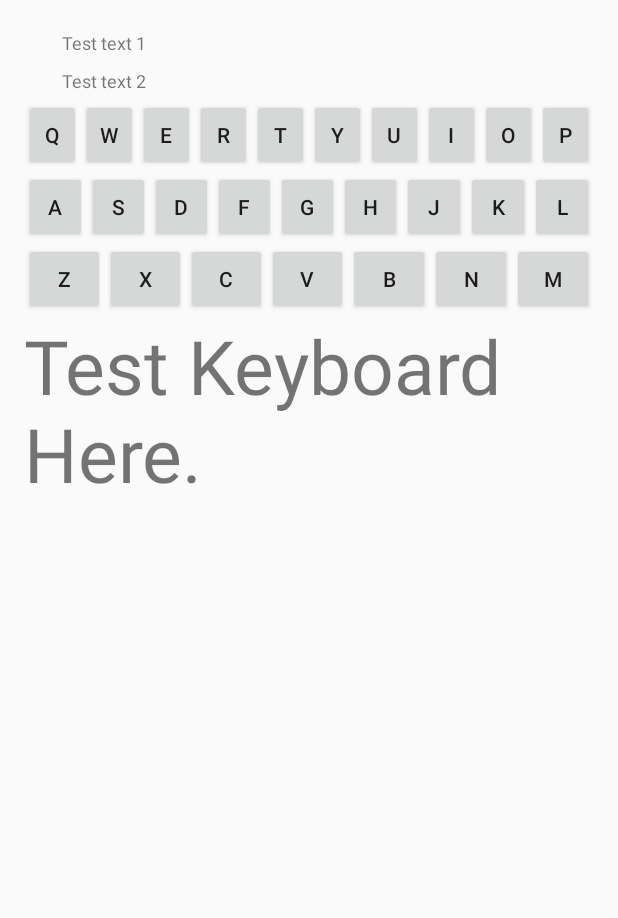
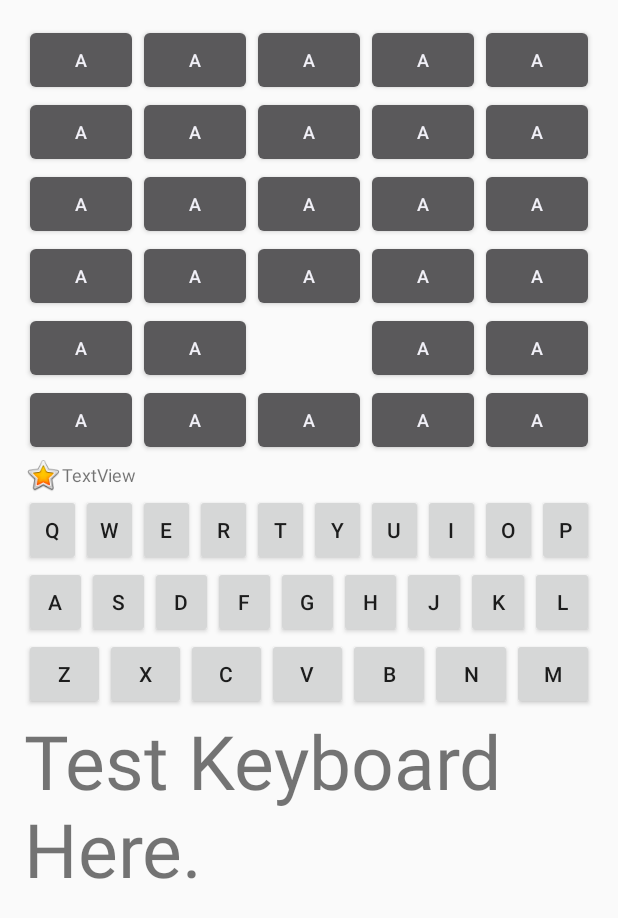
Before and after one commit to nguyenson2012/project_demo_android, an Android app: the screen it shows after launch (MainActivity), on a phone screen of 412 x 824 dp. Shown: the top 918 px of the screen. Run offline under Robolectric (Android 15) with nearby library versions, the phone set to English and light mode, and no system bars.

Commit message:
-Replace RecycleView => Image and TextView for the question info. -Add GridView (problem when the number of column and row are too large)

```diff
--- /dev/null
+++ b/app/src/main/java/com/example/asus/projectdemo/GridviewAdapter.java
@@ -0,0 +1,98 @@
+package com.example.asus.projectdemo;
+
+import android.content.Context;
+import android.graphics.Color;
+import android.util.Log;
+import android.view.LayoutInflater;
+import android.view.View;
+import android.view.ViewDebug;
+import android.view.ViewGroup;
+import android.widget.BaseAdapter;
+import android.widget.Button;
+
+/**
+ * Created by ThangDuong on 12-May-16.
+ */
+public class GridviewAdapter extends BaseAdapter {
+    private Context context;
+    private String data[][];//The board must be rectangular + data[x][y]
+    private int color[][];//The board must be rectangular + data[x][y]
+    public static final String DISABLE = "0";
+    public static final int NORMAL = 1;
+    public static final int MAIN_CLICKED = 2;
+    public static final int SUB_CLICKED = 3;
+    //Constructor to initialize values
+    public GridviewAdapter(Context context, String[][] data) {
+
+        this.context = context;
+        this.data = data;
+        color = new int[data.length][data[0].length];
+        for(int i = 0;i<color.length;i++)
+        {
+            for(int j = 0;j<color[0].length;j++)//the board is rectangular
+            {
+                color[i][j]=NORMAL;
+            }
+        }
+    }
+    @Override
+    public int getCount() {
+
+        Log.e("GridviewAdapter","data.length = "
+            +data.length+" , data[0].length = "+data[0].length);
+
+        return data.length*data[0].length;//The board must be rectangular
+    }
+
+    @Override
+    public Object getItem(int i) {
+        return null;
+    }
+
+    @Override
+    public long getItemId(int i) {
+        return 0;
+    }
+
+    @Override
+    public View getView(int position, View convertView, ViewGroup parent) {
+        // LayoutInflater to call external grid_item.xml file
+
+        LayoutInflater inflater = (LayoutInflater) context
+                .getSystemService(Context.LAYOUT_INFLATER_SERVICE);
+
+        View gridView;
+
+        if (convertView == null) {
+            gridView = new View(context);
+            // get layout from grid_item.xml ( Defined Below )
+            gridView = inflater.inflate( R.layout.adapter , null);
+        } else {
+            gridView = (View) convertView;
+
+        }
+
+        final Button cell = (Button)gridView.findViewById(R.id.button);
+        cell.setText(Integer.toString(position));
+        final int positionX = position%MainActivity.NUM_OF_COLLUMN;
+        final int positionY = position/MainActivity.NUM_OF_COLLUMN;
+        if(data[positionX][positionY] == DISABLE)//find the chosen cell, If can not compare, test with temp.equal(DISABLE)
+        {
+            cell.setVisibility(View.INVISIBLE);
+        }
+        else
+        {
+            cell.setVisibility(View.VISIBLE);
+            cell.setText(data[positionX][positionY]);
+        }
+
+        //Check again : remove final cell, change the color data, require word length, onclick => return normal other cells, color next cells
+        cell.setOnClickListener(new View.OnClickListener() {
+            @Override
+            public void onClick(View view) {
+                cell.setBackgroundColor(Color.RED);
+            }
+        });
+        return gridView;
+    }
+}
--- a/app/src/main/java/com/example/asus/projectdemo/MainActivity.java
+++ b/app/src/main/java/com/example/asus/projectdemo/MainActivity.java
@@ -3,40 +3,34 @@ package com.example.asus.projectdemo;
 import android.app.Activity;
 import android.content.Context;
 import android.os.Bundle;
-import android.support.v7.widget.LinearLayoutManager;
-import android.support.v7.widget.RecyclerView;
 import android.util.Log;
 import android.view.Menu;
 import android.view.MenuItem;
 import android.view.View;
 import android.widget.Button;
+import android.widget.GridView;
+import android.widget.ImageView;
 import android.widget.TextView;
 
 public class MainActivity extends Activity {
-
-    private RecyclerView mRecycleView;
+    public static final int NUM_OF_COLLUMN = 5;
+    public static final int NUM_OF_ROW = 6;
+    private GridView gridView;
+    private TextView txtView_question;
+    private ImageView imgView_question;
     Context context;
     private KeyboardButton[] keyboard_btn;
-    static String [] myDataset = {
-            "Test text 1",
-            "Test text 2",
-            "Test text 3",
-            "Test text 4",
-            "Test text 5",
-            "Test text 6",
-    };
+    static String [][] myDataset = new String[NUM_OF_COLLUMN][NUM_OF_ROW];//myDataset[x][y]
     private TextView testKeyboard;
     @Override
     protected void onCreate(Bundle savedInstanceState) {
         super.onCreate(savedInstanceState);
         setContentView(R.layout.activity_main);
         context = this;
-        mRecycleView = (RecyclerView) findViewById(R.id.layout_recycleView);
-        mRecycleView.setLayoutManager(new LinearLayoutManager(this));
-        mRecycleView.setAdapter(new MyRecyclerAdapter(this, myDataset));
 
         setupKeyboard();
         setOnTouchKeyboard();
+        setupData();
         testKeyboard = (TextView)findViewById(R.id.testKeyboard);
         testKeyboard.setOnClickListener(new View.OnClickListener() {
             @Override
@@ -44,6 +38,13 @@ public class MainActivity extends Activity {
                 testKeyboard.setText("");
             }
         });
+
+        txtView_question = (TextView)findViewById(R.id.textView);
+        imgView_question = (ImageView)findViewById(R.id.imageView);
+
+        gridView = (GridView) findViewById(R.id.layout_gridview);
+        gridView.setAdapter(new GridviewAdapter(getApplicationContext(),myDataset));
+        gridView.setNumColumns(NUM_OF_COLLUMN);
     }
 
     private void setupKeyboard()
@@ -81,11 +82,11 @@ public class MainActivity extends Activity {
     {
         for(int i = 0;i<keyboard_btn.length;i++)
         {
-            setOnClickButton(keyboard_btn[i]);
+            setOnClickEachButton(keyboard_btn[i]);
         }
     }
 
-    private void setOnClickButton(final KeyboardButton kbtn)
+    private void setOnClickEachButton(final KeyboardButton kbtn)
     {
         kbtn.button.setOnClickListener(new View.OnClickListener() {
             @Override
@@ -95,6 +96,17 @@ public class MainActivity extends Activity {
         });
     }
 
+    private void setupData()
+    {
+        for(int i = 0;i<myDataset.length;i++)
+        {
+            for(int j = 0;j<myDataset[0].length;j++)//the board is rectangular
+            {
+                myDataset[i][j]="A";
+            }
+        }
+        myDataset[2][4] = GridviewAdapter.DISABLE;
+    }
     @Override
     public boolean onCreateOptionsMenu(Menu menu) {
         // Inflate the menu; this adds items to the action bar if it is present.
@@ -123,7 +135,6 @@ public class MainActivity extends Activity {
         String key;
         KeyboardButton(Button btn,String k)
         {
-
             button = btn;
             key = k;
         }
--- a/app/src/main/java/com/example/asus/projectdemo/MyRecyclerAdapter.java
+++ /dev/null
@@ -1,104 +0,0 @@
-package com.example.asus.projectdemo;
-
-import android.content.Context;
-import android.support.v7.widget.RecyclerView;
-import android.util.Log;
-import android.view.LayoutInflater;
-import android.view.View;
-import android.view.ViewGroup;
-import android.widget.ImageView;
-import android.widget.TextView;
-import android.widget.Toast;
-
-/**
- * Created by ThangDuong on 03-Mar-16.
- */
-public class MyRecyclerAdapter extends RecyclerView.Adapter<MyRecyclerAdapter.MyHolder> {
-    Context context;
-    static String[] data;
-//    private static LayoutInflater inflater=null;
-    private static int numCreated = 0;
-    public MyRecyclerAdapter(MainActivity mainActivity, String[] data) {
-        // TODO Auto-generated constructor stub
-        this.context =mainActivity;
-        this.data = data;
-
-        //Input data into list here if needed
-
-//        inflater = ( LayoutInflater ) this.context.
-//                getSystemService(Context.LAYOUT_INFLATER_SERVICE);
-//        Log.e("Adapter", "MyRecyclerAdapter Construction");
-    }
-
-    @Override
-    public MyRecyclerAdapter.MyHolder onCreateViewHolder(ViewGroup parent, int viewType) {
-        numCreated++;
-//        Log.e("RV", "OncreateViewHolder [" + numCreated + "]");
-        View v = LayoutInflater.from(parent.getContext()).inflate(R.layout.adapter, null);
-        MyHolder mh = new MyHolder(v);
-        v.setOnClickListener(new View.OnClickListener() {
-            @Override
-            public void onClick(View view) {
-                Toast.makeText(context, "You Clicked ", Toast.LENGTH_SHORT).show();
-            }
-        });
-        return mh;
-    }
-
-    @Override
-    public void onBindViewHolder(MyRecyclerAdapter.MyHolder holder, int position) {
-//        Log.e("RV", "OnBindViewHolder");
-        holder.txt.setText(data[position]);
-    }
-
-    @Override
-    public long getItemId(int position) {
-        // TODO Auto-generated method stub
-//        Log.e("Adapter", "Position = "+position);
-        return position;
-    }
-
-    @Override
-    public int getItemCount() {
-//        Log.e("Adapter", "getItemCount");
-        return data.length;
-    }
-
-//    public class Holder
-//    {
-//        TextView tv;
-//        ImageView img;
-//    }
-    /*@Override
-    public View getView(final int position, View convertView, ViewGroup parent) {
-        // TODO Auto-generated method stub
-        Holder holder=new Holder();
-        View rowView = null;
-            rowView = inflater.inflate(R.layout.adapter, null);
-            holder.tv = (TextView) rowView.findViewById(R.id.textView);
-            holder.img = (ImageView) rowView.findViewById(R.id.imageView);
-            holder.tv.setText(data[position]);
-//            holder.img.setImageResource(imageId[position]);
-
-            rowView.setOnClickListener(new View.OnClickListener() {
-            @Override
-            public void onClick(View v) {
-                // TODO Auto-generated method stub
-                Toast.makeText(context, "You Clicked "+data[position], Toast.LENGTH_SHORT).show();
-            }
-        });
-        return rowView;
-    }*/
-
-    public class MyHolder extends RecyclerView.ViewHolder {
-        protected TextView txt;
-        protected ImageView img;
-
-        private MyHolder(View v) {
-            super(v);
-//            Log.e("Adapter", "MyHolder Construction");
-            this.txt = (TextView) v.findViewById(R.id.textView);
-            this.img = (ImageView) v.findViewById(R.id.imageView);
-        }
-    }
-}
--- a/app/src/main/res/layout/activity_main.xml
+++ b/app/src/main/res/layout/activity_main.xml
@@ -11,11 +11,32 @@
         android:layout_height="wrap_content"
         android:id="@+id/layout_gridview"/>
 
-    <android.support.v7.widget.RecyclerView
+    <!--<android.support.v7.widget.RecyclerView
         android:layout_width="match_parent"
         android:layout_height="50dp"
         android:id="@+id/layout_recycleView"
-        />
+        />-->
+    <LinearLayout
+        android:layout_width="match_parent"
+        android:layout_height="wrap_content"
+        android:orientation="horizontal" >
+
+        <ImageView
+            android:id="@+id/imageView"
+            android:layout_gravity="center"
+            android:layout_width="25dp"
+            android:layout_height="25dp"
+            android:src="@android:drawable/btn_star_big_on"/>
+
+        <TextView
+            android:id="@+id/textView"
+            android:layout_gravity="center"
+            android:layout_width="match_parent"
+            android:layout_height="wrap_content"
+            android:textSize="12dp"
+            android:text="TextView"/>
+
+    </LinearLayout>
 
     <LinearLayout
         android:layout_width="match_parent"
--- a/app/src/main/res/layout/adapter.xml
+++ b/app/src/main/res/layout/adapter.xml
@@ -4,18 +4,12 @@
     android:layout_height="match_parent"
     android:orientation="horizontal" >
 
-    <ImageView
-        android:id="@+id/imageView"
+    <Button
+        android:id="@+id/button"
         android:layout_gravity="center"
-        android:layout_width="25dp"
-        android:layout_height="25dp" />
-
-    <TextView
-        android:id="@+id/textView"
-        android:layout_gravity="center"
-        android:layout_width="wrap_content"
+        android:layout_width="match_parent"
         android:layout_height="wrap_content"
         android:textSize="12dp"
-        android:text="TextView" />
+        android:text="Z"/>
 
 </LinearLayout>
```
Also changed, not shown: app/src/main/res/drawable/ic_launcher.png (added).
